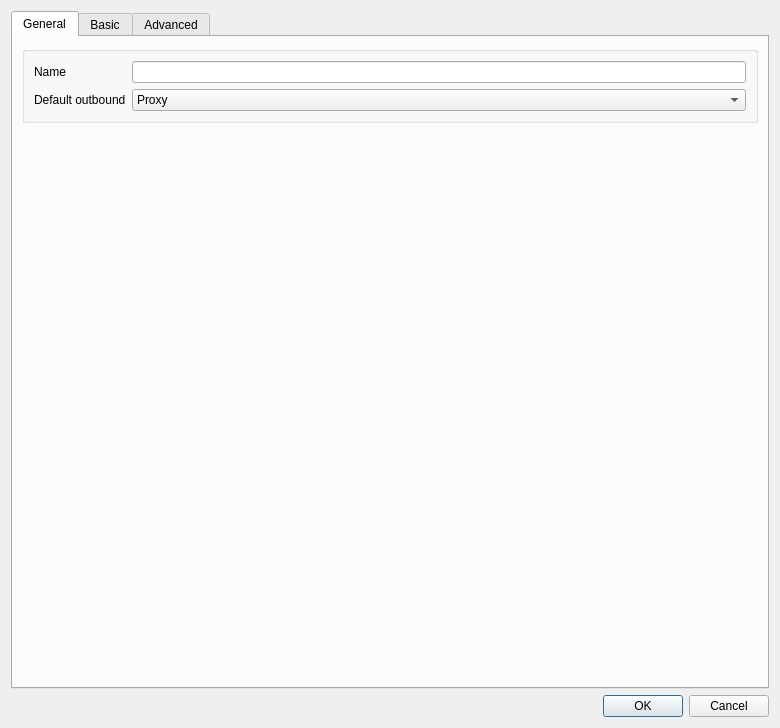
Old version of the form include/ui/setting/RouteItem.ui in the repository qr243vbi/nekobox.
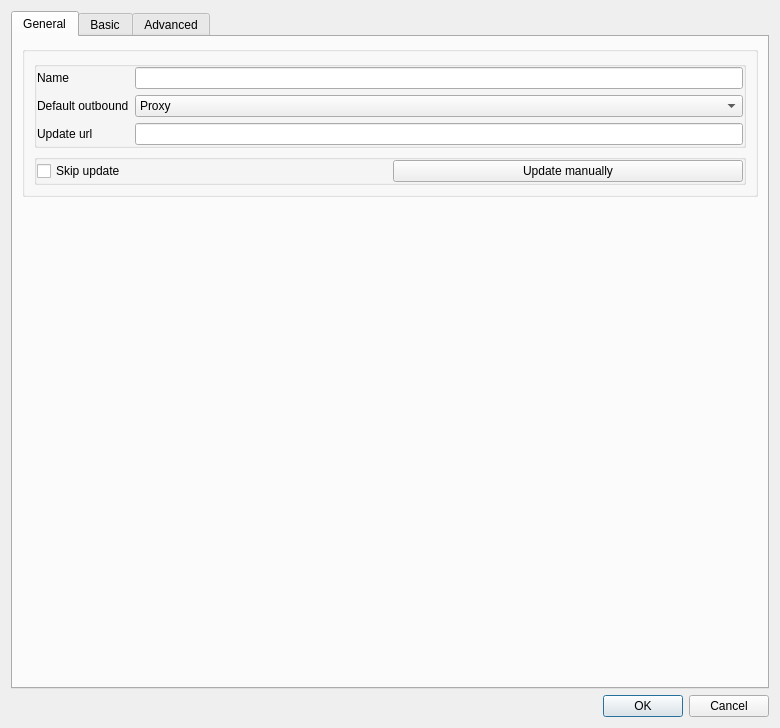
New version of the form.

Diff of the .ui file:
```diff
--- a/include/ui/setting/RouteItem.ui
+++ b/include/ui/setting/RouteItem.ui
@@ -33,16 +33,44 @@
           <bool>true</bool>
          </property>
          <layout class="QGridLayout" name="gridLayout">
-          <item row="0" column="0">
+          <item row="4" column="0">
+           <widget class="QGroupBox" name="groupBox_2">
+            <property name="title">
+             <string/>
+            </property>
+            <property name="flat">
+             <bool>true</bool>
+            </property>
+            <layout class="QGridLayout" name="gridLayout_2">
+             <property name="leftMargin">
+              <number>0</number>
+             </property>
+             <property name="topMargin">
+              <number>0</number>
+             </property>
+             <property name="rightMargin">
+              <number>0</number>
+             </property>
+             <property name="bottomMargin">
+              <number>0</number>
+             </property>
+             <item row="1" column="1">
+              <widget class="QLineEdit" name="route_name"/>
+             </item>
+             <item row="2" column="0">
+              <widget class="QLabel" name="def_out_l">
+               <property name="text">
+                <string>Default outbound</string>
+               </property>
+              </widget>
+             </item>
+             <item row="1" column="0">
            <widget class="QLabel" name="route_name_l">
             <property name="text">
              <string>Name</string>
             </property>
            </widget>
           </item>
-          <item row="0" column="1">
-           <widget class="QLineEdit" name="route_name"/>
-          </item>
           <item row="2" column="1">
            <widget class="QComboBox" name="def_out">
             <item>
@@ -57,11 +85,55 @@
             </item>
            </widget>
           </item>
-          <item row="2" column="0">
-           <widget class="QLabel" name="def_out_l">
+             <item row="3" column="0">
+              <widget class="QLabel" name="url_l">
             <property name="text">
-             <string>Default outbound</string>
-            </property>
+                <string>Update url</string>
+               </property>
+              </widget>
+             </item>
+             <item row="3" column="1">
+              <widget class="QLineEdit" name="url"/>
+             </item>
+            </layout>
+           </widget>
+          </item>
+          <item row="5" column="0">
+           <widget class="QGroupBox" name="update_group">
+            <property name="title">
+             <string/>
+            </property>
+            <property name="flat">
+             <bool>true</bool>
+            </property>
+            <layout class="QHBoxLayout" name="horizontalLayout_7">
+             <property name="leftMargin">
+              <number>0</number>
+             </property>
+             <property name="topMargin">
+              <number>0</number>
+             </property>
+             <property name="rightMargin">
+              <number>0</number>
+             </property>
+             <property name="bottomMargin">
+              <number>0</number>
+             </property>
+             <item>
+              <widget class="QCheckBox" name="skip_update">
+               <property name="text">
+                <string>Skip update</string>
+               </property>
+              </widget>
+             </item>
+             <item>
+              <widget class="QPushButton" name="update_manually">
+               <property name="text">
+                <string>Update manually</string>
+               </property>
+              </widget>
+             </item>
+            </layout>
            </widget>
           </item>
          </layout>
```
Lines whose indentation alone changed are shown as unchanged.
